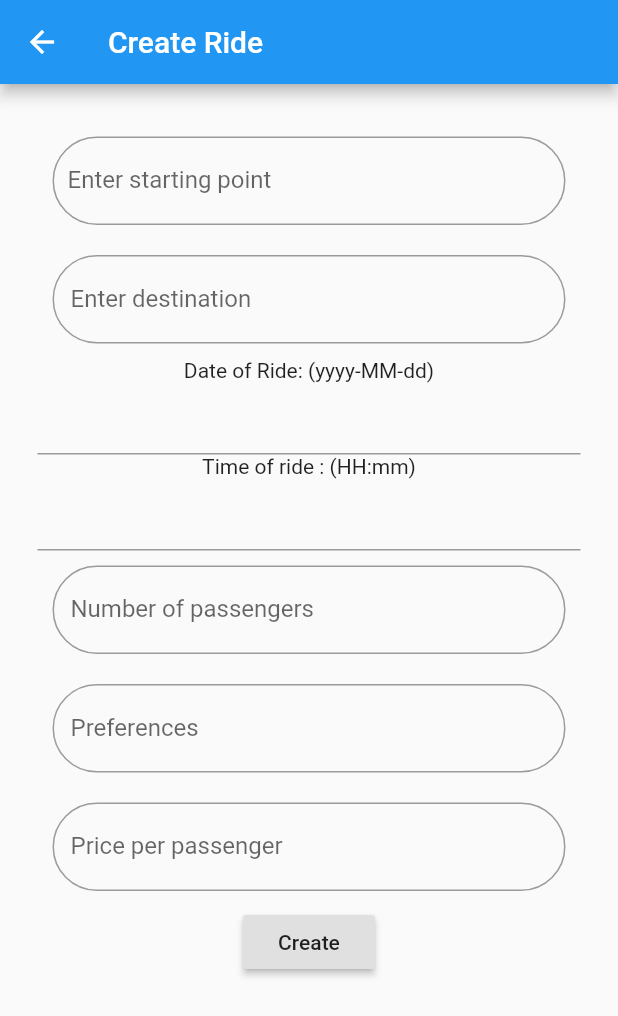
After one commit to SaumitraChaskar/PoolMyCar, a Flutter app: the NewRidePage screen opened directly, on a phone screen of 412 x 824 dp. The commit adds this screen. Shown: the top 1016 px of the screen. Run offline on Flutter 3.47's test engine with Material 2 defaults, Android fonts, the phone set to English and light mode, and no system bars; drawn by our look-alikes of datetime_picker_formfield; our stand-ins replace firebase_auth, firebase_database; accounts and stored records are empty.

Commit message:
add ride

```diff
--- /dev/null
+++ b/lib/Setup/AddRide.dart
@@ -0,0 +1,228 @@
+import 'package:firebase_auth/firebase_auth.dart';
+import 'package:flutter/material.dart';
+import 'package:firebase_database/firebase_database.dart';
+import 'package:flutter/services.dart';
+import 'package:intl/intl.dart';
+import 'package:datetime_picker_formfield/datetime_picker_formfield.dart';
+
+class NewRidePage extends StatefulWidget {
+
+  @override
+  State<StatefulWidget> createState() {
+    return NewRidePageState();
+  }
+}
+
+class NewRidePageState extends State<NewRidePage> {
+  final DBRef = FirebaseDatabase.instance.reference();
+
+  final myController = TextEditingController();
+  final myController2 = TextEditingController();
+  final myController3 = TextEditingController();
+  final timeController = TextEditingController();
+  final countController = TextEditingController();
+  final preferenceController = TextEditingController();
+  final priceppController = TextEditingController();
+  final dateformat = DateFormat("yyyy-MM-dd");
+  final timeformat = DateFormat("HH:mm");
+
+
+  @override
+  void initState() {
+    super.initState();
+
+    myController.addListener(_printLatestValue);
+    myController2.addListener(_printLatestValue);
+    myController3.addListener(_printLatestValue);
+    countController.addListener(_printLatestValue);
+    preferenceController.addListener(_printLatestValue);
+    priceppController.addListener(_printLatestValue);
+    timeController.addListener(_printLatestValue);
+  }
+
+    _printLatestValue() {
+    //print("Second text field: ${countController.text}");
+  }
+
+
+  @override
+  void dispose() {
+    // Clean up the controller when the widget is removed from the
+    // widget tree.
+    myController.dispose();
+    myController2.dispose();
+    myController3.dispose();
+    countController.dispose();
+    preferenceController.dispose();
+    priceppController.dispose();
+    timeController.dispose();
+    super.dispose();
+  }
+
+  @override
+  Widget build(BuildContext context) {
+    return new Scaffold(
+      appBar: new AppBar(
+        title: Text("Create Ride"),
+      ),
+      body: Container(
+      padding: EdgeInsets.all(25.0),
+      child: SingleChildScrollView(
+
+        child: Column(
+        children: <Widget>[
+          new Padding(
+            padding: EdgeInsets.all(10.0),
+            child:
+          TextFormField(
+            autofocus: false,
+            decoration: InputDecoration(
+          labelText: 'Enter starting point',
+          contentPadding: new EdgeInsets.fromLTRB(
+                                10.0, 30.0, 10.0, 10.0),
+          border: OutlineInputBorder(borderRadius: BorderRadius.circular(32.0)),
+          ),
+          validator: (value) {
+          if (value.isEmpty) {
+            return 'Please enter some text';
+          }
+          return null;
+  },
+  controller: myController,
+
+)),
+          new Padding(
+            padding: EdgeInsets.all(10.0),
+            child:
+          TextFormField(
+            autofocus: false,
+            decoration: InputDecoration(
+          labelText: 'Enter destination',
+          border: OutlineInputBorder(borderRadius: BorderRadius.circular(32.0), gapPadding: 30.0 ),
+          ),
+          validator: (input) {
+          if (input.isEmpty) {
+            return 'Please enter some text';
+          }
+          return null;
+  },
+  controller: myController2,
+)),
+
+Text('Date of Ride: (${dateformat.pattern})'),
+DateTimeField(
+  format: dateformat,
+  onShowPicker: (context, currentValue) {
+  return showDatePicker(
+    context: context,
+    firstDate: DateTime(1900),
+    initialDate: currentValue ?? DateTime.now(),
+    lastDate: DateTime(2100));
+    },
+    controller: myController3,
+  ),
+      Text('Time of ride : (${timeformat.pattern})'),
+      DateTimeField(
+        format: timeformat,
+        onShowPicker: (context, currentValue) async {
+          final time = await showTimePicker(
+            context: context,
+            initialTime: TimeOfDay.fromDateTime(currentValue ?? DateTime.now()),
+          );
+          return DateTimeField.convert(time);
+        },
+        controller: timeController,
+      ),
+
+
+      new Padding(
+        padding: EdgeInsets.all(10.0),
+        child: TextFormField(
+            autofocus: false,
+                //controller: _controller,
+            keyboardType: TextInputType.number,
+            inputFormatters: <TextInputFormatter>[
+            WhitelistingTextInputFormatter.digitsOnly
+            ],
+            decoration: InputDecoration(
+            labelText:"Number of passengers",
+            border:OutlineInputBorder(borderRadius: BorderRadius.circular(32.0)),
+            //hintText: "whatever you want",
+        //icon: Icon(Icons.phone_iphone)
+        ),
+    controller: countController,
+)),
+new Padding(
+  padding: EdgeInsets.all(10.0),
+  child:
+TextFormField(
+            autofocus: false,
+            decoration: InputDecoration(
+          labelText: 'Preferences',
+          border:OutlineInputBorder(borderRadius: BorderRadius.circular(32.0)),
+          ),
+  controller: preferenceController,
+)),
+      new Padding(
+        padding: EdgeInsets.all(10.0),
+          child:
+          TextFormField(
+            autofocus: false,
+                //controller: _controller,
+            keyboardType: TextInputType.number,
+            inputFormatters: <TextInputFormatter>[
+            WhitelistingTextInputFormatter.digitsOnly
+            ],
+            decoration: InputDecoration(
+            labelText:"Price per passenger",
+            border:OutlineInputBorder(borderRadius: BorderRadius.circular(32.0)),
+            //hintText: "whatever you want",
+        //icon: Icon(Icons.phone_iphone)
+        ),
+    controller: priceppController,
+)),
+
+RaisedButton(
+  child: Text('Create'),
+  onPressed: (){
+    writeRide();
+    return showDialog(
+      context: context,
+      builder: (context) {
+        return AlertDialog(
+          // Retrieve the text the user has entered by using the
+          // TextEditingController.
+          content: Text("Ride created!"),
+        );
+      },
+    );
+  },
+),
+         ] ),
+    )
+    )
+    );
+  }
+
+  Future writeRide() async {
+    final ridedbref = DBRef.child("rides");
+    FirebaseUser user = await FirebaseAuth.instance.currentUser();
+    String k = ridedbref.push().key;
+    ridedbref.child(k).set({
+      'source':myController.text,
+      'dest': myController2.text,
+      'date': myController3.text,
+      'time': timeController.text,
+      'numberofppl': int.parse(countController.text),
+      'driverUid': user.uid,
+      'pricepp': int.parse(priceppController.text),
+      'preferences':preferenceController.text,
+      'rideId':k,
+    });
+
+    DBRef.child("carowner").child(user.uid).child("rides").set({
+      'rideid': k,
+    });
+    print(DBRef);
+  }
+}
--- a/pubspec.yaml
+++ b/pubspec.yaml
@@ -25,6 +25,7 @@ dependencies:
   firebase_core: 0.4.0+8
   firebase_database: 3.0.4
   email_validator: ^1.0.0
+  datetime_picker_formfield: ^0.4.3
 
   # The following adds the Cupertino Icons font to your application.
   # Use with the CupertinoIcons class for iOS style icons.
```
Also changed, not shown: lib/Setup/card_view.dart (+46 -9 lines), lib/Setup/findRide.dart (added, +119 -0 lines), lib/Setup/userhome.dart (+8 -2 lines), lib/Setup/userpage.dart (line endings or trailing spaces), pubspec.lock.
